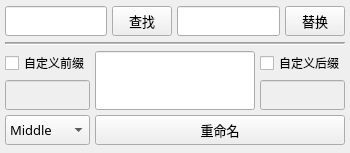
Before: the Qt Designer form commons/ui/renamer.ui in lonegather/Barbarian, drawn with Qt 5.
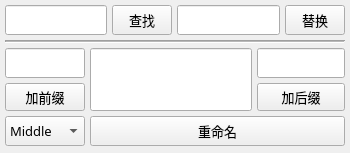
After: the same form once the commit is applied.

```diff
--- a/commons/ui/renamer.ui
+++ b/commons/ui/renamer.ui
@@ -169,38 +169,26 @@
        </widget>
       </item>
       <item>
-       <layout class="QGridLayout" name="gridLayout" rowstretch="5,0" columnstretch="1,4,1">
+       <layout class="QGridLayout" name="gridLayout" columnstretch="1,5,1">
         <property name="sizeConstraint">
          <enum>QLayout::SetDefaultConstraint</enum>
         </property>
         <item row="0" column="2">
          <layout class="QVBoxLayout" name="verticalLayout_2">
-          <property name="spacing">
-           <number>5</number>
-          </property>
-          <item>
-           <widget class="QCheckBox" name="suffixChk">
-            <property name="font">
-             <font>
-              <family>微软雅黑</family>
-             </font>
-            </property>
-            <property name="text">
-             <string>自定义后缀</string>
-            </property>
-            <property name="+changeCommand" stdset="0">
-             <string>lambda *args: barbarian.model.Renamer.refresh()</string>
-            </property>
-           </widget>
-          </item>
           <item>
            <widget class="QLineEdit" name="suffixInput">
             <property name="enabled">
-             <bool>false</bool>
+             <bool>true</bool>
+            </property>
+            <property name="sizePolicy">
+             <sizepolicy hsizetype="Preferred" vsizetype="Fixed">
+              <horstretch>0</horstretch>
+              <verstretch>0</verstretch>
+             </sizepolicy>
             </property>
             <property name="minimumSize">
              <size>
-              <width>0</width>
+              <width>88</width>
               <height>30</height>
              </size>
             </property>
@@ -224,35 +212,48 @@
             </property>
            </widget>
           </item>
+          <item>
+           <widget class="QPushButton" name="suffixBtn">
+            <property name="sizePolicy">
+             <sizepolicy hsizetype="Preferred" vsizetype="Fixed">
+              <horstretch>0</horstretch>
+              <verstretch>0</verstretch>
+             </sizepolicy>
+            </property>
+            <property name="minimumSize">
+             <size>
+              <width>88</width>
+              <height>0</height>
+             </size>
+            </property>
+            <property name="font">
+             <font>
+              <family>微软雅黑</family>
+              <pointsize>10</pointsize>
+             </font>
+            </property>
+            <property name="text">
+             <string>加后缀</string>
+            </property>
+            <property name="+command" stdset="0">
+             <string>lambda *args: barbarian.model.Renamer.addSuffix()</string>
+            </property>
+           </widget>
+          </item>
          </layout>
         </item>
         <item row="0" column="0">
-         <layout class="QVBoxLayout" name="verticalLayout" stretch="0,0">
-          <property name="spacing">
-           <number>5</number>
-          </property>
-          <property name="sizeConstraint">
-           <enum>QLayout::SetDefaultConstraint</enum>
-          </property>
-          <item>
-           <widget class="QCheckBox" name="prefixChk">
-            <property name="font">
-             <font>
-              <family>微软雅黑</family>
-             </font>
-            </property>
-            <property name="text">
-             <string>自定义前缀</string>
-            </property>
-            <property name="+changeCommand" stdset="0">
-             <string>lambda *args: barbarian.model.Renamer.refresh()</string>
-            </property>
-           </widget>
-          </item>
+         <layout class="QVBoxLayout" name="verticalLayout">
           <item>
            <widget class="QLineEdit" name="prefixInput">
             <property name="enabled">
-             <bool>false</bool>
+             <bool>true</bool>
+            </property>
+            <property name="sizePolicy">
+             <sizepolicy hsizetype="Preferred" vsizetype="Fixed">
+              <horstretch>0</horstretch>
+              <verstretch>0</verstretch>
+             </sizepolicy>
             </property>
             <property name="minimumSize">
              <size>
@@ -280,22 +281,38 @@
             </property>
            </widget>
           </item>
+          <item>
+           <widget class="QPushButton" name="prefixBtn">
+            <property name="sizePolicy">
+             <sizepolicy hsizetype="Preferred" vsizetype="Fixed">
+              <horstretch>0</horstretch>
+              <verstretch>0</verstretch>
+             </sizepolicy>
+            </property>
+            <property name="font">
+             <font>
+              <family>微软雅黑</family>
+              <pointsize>10</pointsize>
+             </font>
+            </property>
+            <property name="text">
+             <string>加前缀</string>
+            </property>
+            <property name="+command" stdset="0">
+             <string>lambda *args: barbarian.model.Renamer.addPrefix()</string>
+            </property>
+           </widget>
+          </item>
          </layout>
         </item>
         <item row="0" column="1">
          <widget class="QLineEdit" name="middleInput">
           <property name="sizePolicy">
-           <sizepolicy hsizetype="Minimum" vsizetype="Minimum">
+           <sizepolicy hsizetype="Expanding" vsizetype="Minimum">
             <horstretch>0</horstretch>
             <verstretch>0</verstretch>
            </sizepolicy>
           </property>
-          <property name="minimumSize">
-           <size>
-            <width>0</width>
-            <height>30</height>
-           </size>
-          </property>
           <property name="sizeIncrement">
            <size>
             <width>0</width>
```
